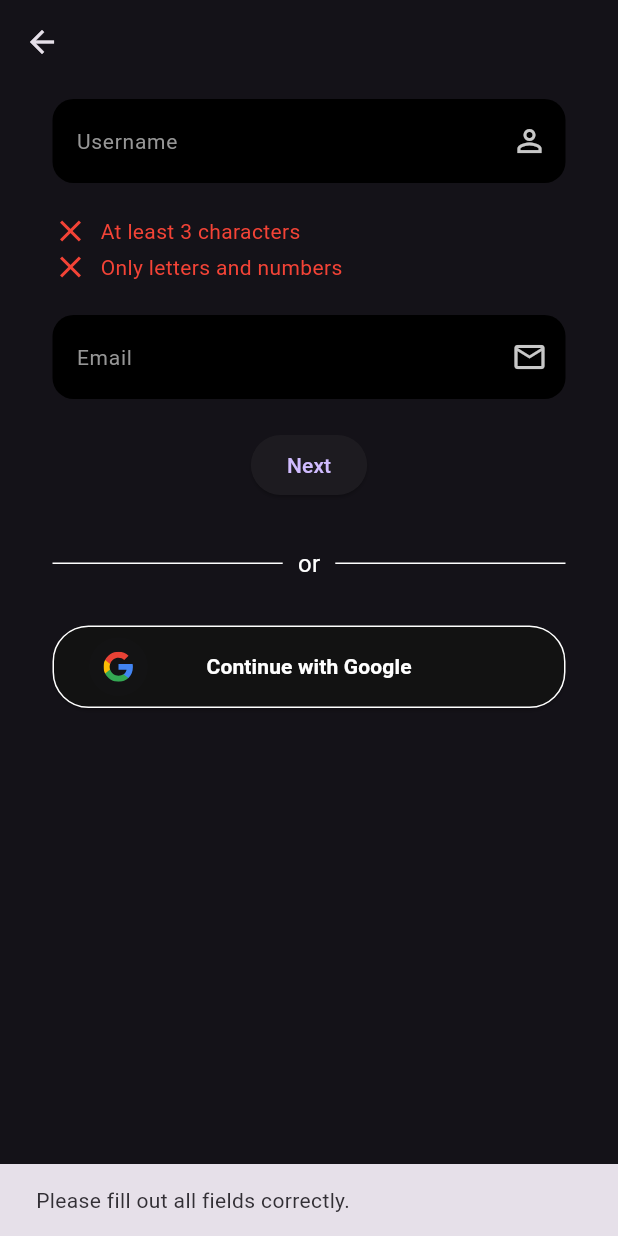
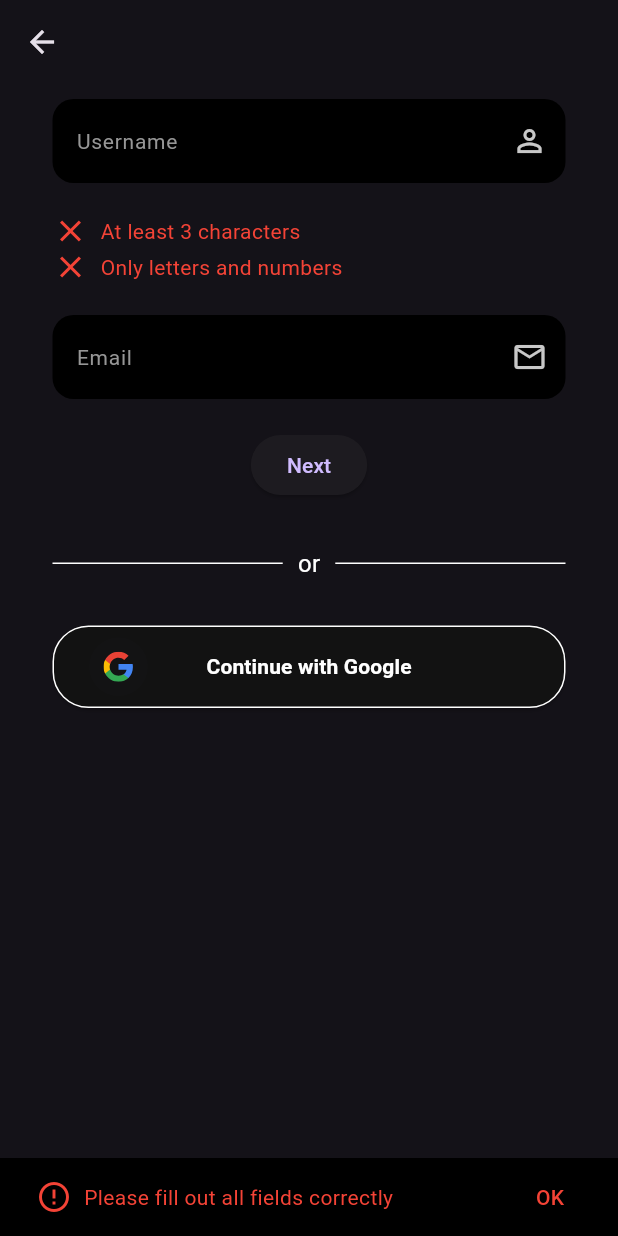
Before and after one commit to ThreeSpinningAxes/HypeClip, a Flutter app: the RegistrationUsernameEmailPage screen opened directly, after a tap on "Next", on a phone screen of 412 x 824 dp. Run offline on Flutter 3.47's test engine with Material 3 defaults, Android fonts, the phone set to English and light mode, and no system bars; our stand-ins replace animated_splash_screen, cloud_firestore, firebase_auth, firebase_core, flutter_secure_storage, flutter_svg and 2 more; missing offline and left inert: flutter_web_auth_2; accounts and stored records are empty.

Commit message:
Added snackbar error class

```diff
--- a/lib/OnBoarding/Registration/registrationUsernameEmailPage.dart
+++ b/lib/OnBoarding/Registration/registrationUsernameEmailPage.dart
@@ -4,6 +4,7 @@ import 'package:hypeclip/OnBoarding/registration/PasswordSetupPage.dart';
 import 'package:hypeclip/OnBoarding/widgets/externalSignInServiceButton.dart';
 import 'package:hypeclip/OnBoarding/widgets/formTextField.dart';
 import 'package:hypeclip/OnBoarding/widgets/orFormSplit.dart';
+import 'package:hypeclip/Utilities/ShowErrorDialog.dart';
 import '../LoginPage.dart'; // Import the LoginPage
 
 class RegistrationUsernameEmailPage extends StatefulWidget {
@@ -116,10 +117,10 @@ class _RegistrationUsernameEmailPageState extends State<RegistrationUsernameEmai
                           ),
                         );
                       } else {
-                        ScaffoldMessenger.of(context).showSnackBar(
-                          SnackBar(
-                              content: Text(
-                                  'Please fill out all fields correctly.')),
+
+                          ShowErrorDialog.showSnackbar(
+                            context,
+                            'Please fill out all fields correctly'
                         );
                       }
                     },
--- /dev/null
+++ b/lib/Utilities/Alert.dart
@@ -0,0 +1 @@
+import 'package:flutter/material.dart';
--- /dev/null
+++ b/lib/Utilities/ShowErrorDialog.dart
@@ -0,0 +1,28 @@
+import 'package:flutter/material.dart';
+
+class ShowErrorDialog  {
+
+   static void showSnackbar(BuildContext context, String message) {
+
+    final snackBar = SnackBar(
+      backgroundColor: Colors.black,
+      duration: Duration(seconds: 10),
+      content: Row(
+        children: <Widget>[
+          Icon(Icons.error_outline, color: Colors.red), // Error icon with red color
+          SizedBox(width: 8), // Space between icon and text
+          Expanded(child: Text(message, style: TextStyle(color: Colors.red))),
+        ],
+      ),
+      action: SnackBarAction(
+        textColor: Colors.red,
+        label: 'OK',
+        onPressed: () {
+          // Code to execute when the action is pressed
+        },
+      ),
+    );
+
+    ScaffoldMessenger.of(context).showSnackBar(snackBar);
+  }
+}
```
